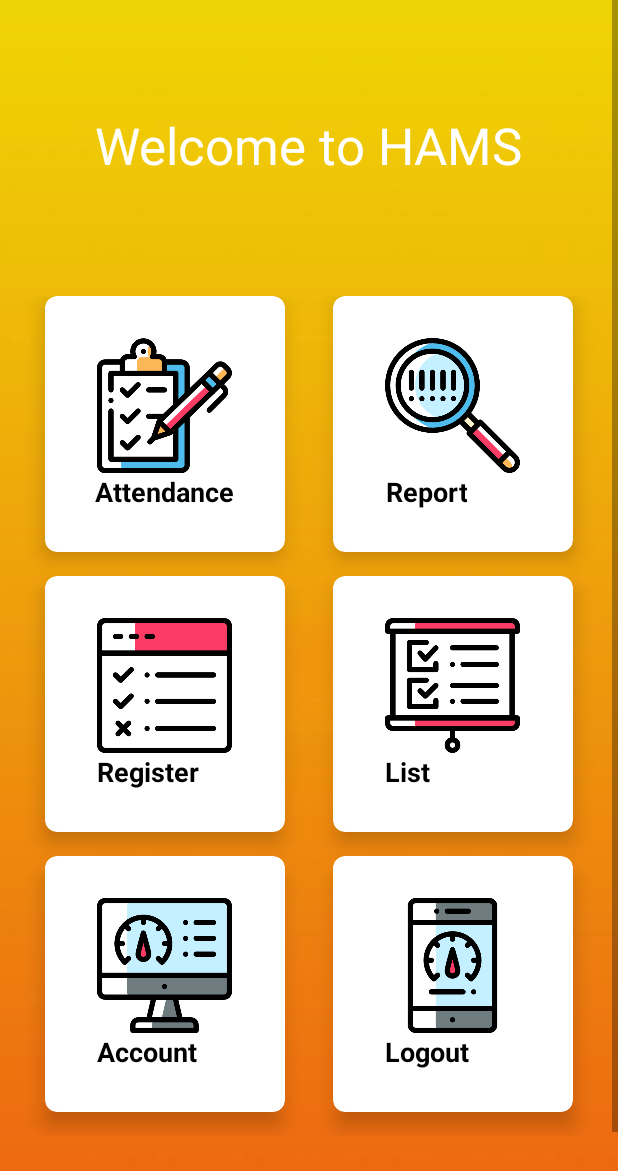
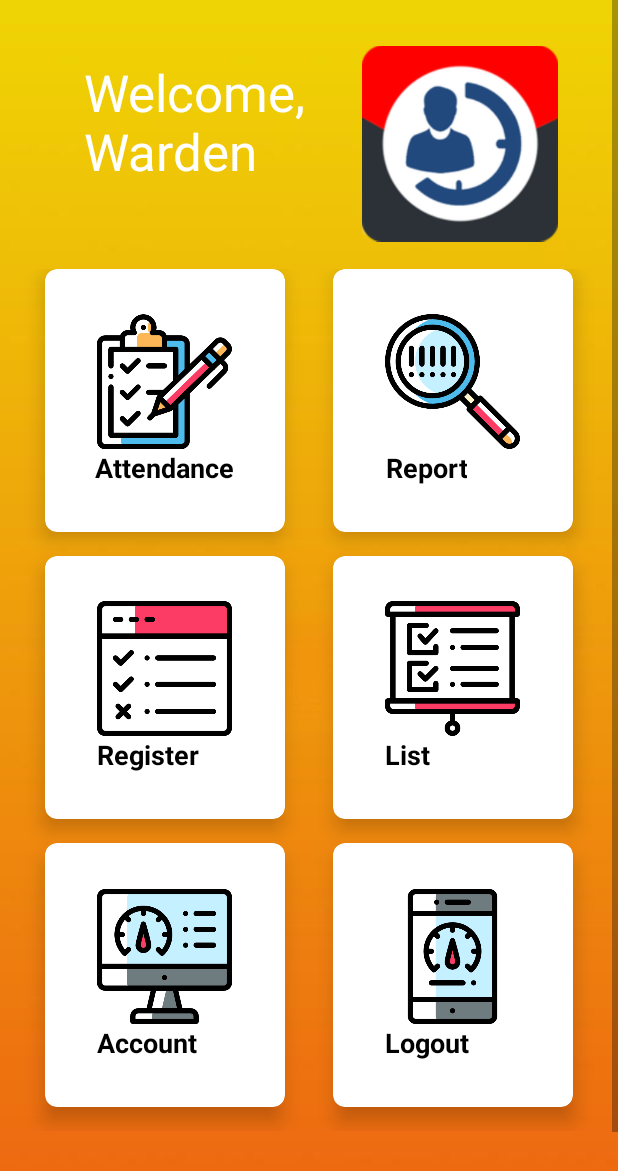
Before and after one commit to vimal-gayakwad/android_gvp_HAMS, an Android app: the wardenHome screen opened directly, with no data from a screen before it, on a phone screen of 412 x 824 dp. Shown: the top 1171 px of the screen. Run offline under Robolectric (Android 15) with nearby library versions, the phone set to English and light mode, and no system bars; our stand-ins replace Firebase (no records; nobody signed in at launch, a user with empty details on screens opened directly).

Commit message:
added icon to warden and student home page

```diff
--- a/app/src/main/res/layout/activity_warden_home.xml
+++ b/app/src/main/res/layout/activity_warden_home.xml
@@ -16,18 +16,33 @@
 
         <RelativeLayout
             android:layout_width="match_parent"
-            android:layout_height="0dp"
+            android:layout_height="24dp"
             android:layout_marginTop="10dp"
             android:layout_weight="2">
 
             <TextView
                 android:id="@+id/textGrid"
-                android:layout_width="wrap_content"
-                android:layout_height="wrap_content"
-                android:layout_centerInParent="true"
-                android:text="Welcome to HAMS"
+                android:layout_width="169dp"
+                android:layout_height="97dp"
+                android:layout_alignParentStart="true"
+                android:layout_alignParentBottom="true"
+                android:layout_marginStart="56dp"
+                android:layout_marginBottom="29dp"
+                android:text="@string/warden_name_plate"
                 android:textColor="@android:color/white"
                 android:textSize="34sp" />
+
+            <ImageView
+                android:id="@+id/imageView2"
+                android:layout_width="130dp"
+                android:layout_height="154dp"
+                android:layout_alignParentEnd="true"
+                android:layout_alignParentBottom="true"
+                android:layout_marginStart="16dp"
+                android:layout_marginEnd="40dp"
+                android:layout_marginBottom="-7dp"
+                android:layout_toEndOf="@+id/textGrid"
+                app:srcCompat="@drawable/warden_icon" />
 
         </RelativeLayout>
 
```
Also changed, not shown: app/src/main/java/com/example/hams/Login.java (+6 -11 lines), app/src/main/java/com/example/hams/attendance.java (+28 -14 lines), app/src/main/res/layout/activity_login.xml (+21 -4 lines), app/src/main/res/layout/activity_student_home.xml (+24 -4 lines), app/src/main/res/values/strings.xml (+9 -0 lines), app/src/main/res/drawable/warden_icon.png (added), 1 other file.
